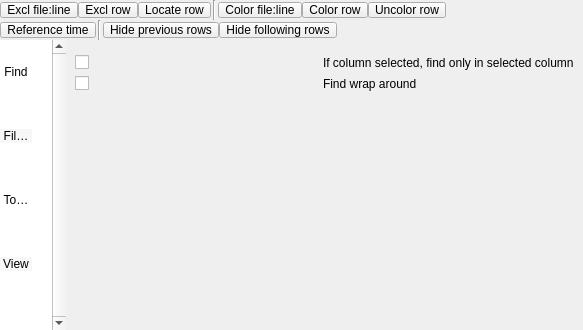
The window that trace_server/settingslog.ui (mojmir-svoboda/DbgToolkit) describes before a commit, drawn with Qt 5.
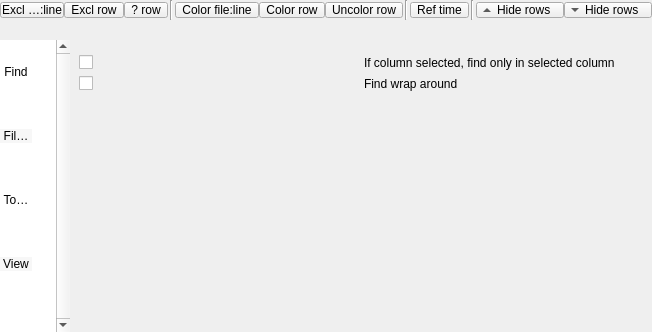
The same window after the commit. Icons and pictures are not drawn. Custom widgets are drawn as their Qt base class.

What changed in the file:
```diff
--- a/trace_server/settingslog.ui
+++ b/trace_server/settingslog.ui
@@ -6,8 +6,8 @@
    <rect>
     <x>0</x>
     <y>0</y>
-    <width>583</width>
-    <height>330</height>
+    <width>615</width>
+    <height>332</height>
    </rect>
   </property>
   <property name="floating">
@@ -85,7 +85,7 @@
          </size>
         </property>
         <property name="text">
-         <string>Locate row</string>
+         <string>? row</string>
         </property>
        </widget>
       </item>
@@ -142,42 +142,6 @@
        </widget>
       </item>
       <item>
-       <spacer name="horizontalSpacer_3">
-        <property name="orientation">
-         <enum>Qt::Horizontal</enum>
-        </property>
-        <property name="sizeHint" stdset="0">
-         <size>
-          <width>40</width>
-          <height>20</height>
-         </size>
-        </property>
-       </spacer>
-      </item>
-     </layout>
-    </item>
-    <item>
-     <layout class="QHBoxLayout" name="horizontalLayout_5">
-      <property name="spacing">
-       <number>0</number>
-      </property>
-      <property name="topMargin">
-       <number>0</number>
-      </property>
-      <item>
-       <widget class="QToolButton" name="setRefTimeButton">
-        <property name="maximumSize">
-         <size>
-          <width>16777215</width>
-          <height>16</height>
-         </size>
-        </property>
-        <property name="text">
-         <string>Reference time</string>
-        </property>
-       </widget>
-      </item>
-      <item>
        <widget class="Line" name="line_2">
         <property name="minimumSize">
          <size>
@@ -190,6 +154,38 @@
         </property>
        </widget>
       </item>
+      <item>
+       <widget class="QToolButton" name="setRefTimeButton">
+        <property name="maximumSize">
+         <size>
+          <width>16777215</width>
+          <height>16</height>
+         </size>
+        </property>
+        <property name="toolTip">
+         <string>&lt;html&gt;&lt;head/&gt;&lt;body&gt;&lt;p&gt;Set/Unset reference time (= 0) to currently selected line&lt;/p&gt;&lt;/body&gt;&lt;/html&gt;</string>
+        </property>
+        <property name="text">
+         <string>Ref time</string>
+        </property>
+        <property name="checkable">
+         <bool>true</bool>
+        </property>
+       </widget>
+      </item>
+      <item>
+       <widget class="Line" name="line_3">
+        <property name="minimumSize">
+         <size>
+          <width>7</width>
+          <height>0</height>
+         </size>
+        </property>
+        <property name="orientation">
+         <enum>Qt::Vertical</enum>
+        </property>
+       </widget>
+      </item>
       <item>
        <widget class="QToolButton" name="hidePrevButton">
         <property name="maximumSize">
@@ -199,7 +195,16 @@
          </size>
         </property>
         <property name="text">
-         <string>Hide previous rows</string>
+         <string>Hide rows</string>
+        </property>
+        <property name="checkable">
+         <bool>true</bool>
+        </property>
+        <property name="toolButtonStyle">
+         <enum>Qt::ToolButtonTextBesideIcon</enum>
+        </property>
+        <property name="arrowType">
+         <enum>Qt::UpArrow</enum>
         </property>
        </widget>
       </item>
@@ -212,10 +217,42 @@
          </size>
         </property>
         <property name="text">
-         <string>Hide following rows</string>
+         <string>Hide rows</string>
+        </property>
+        <property name="checkable">
+         <bool>true</bool>
+        </property>
+        <property name="toolButtonStyle">
+         <enum>Qt::ToolButtonTextBesideIcon</enum>
+        </property>
+        <property name="arrowType">
+         <enum>Qt::DownArrow</enum>
         </property>
        </widget>
       </item>
+      <item>
+       <spacer name="horizontalSpacer_3">
+        <property name="orientation">
+         <enum>Qt::Horizontal</enum>
+        </property>
+        <property name="sizeHint" stdset="0">
+         <size>
+          <width>40</width>
+          <height>20</height>
+         </size>
+        </property>
+       </spacer>
+      </item>
+     </layout>
+    </item>
+    <item>
+     <layout class="QHBoxLayout" name="horizontalLayout_5">
+      <property name="spacing">
+       <number>0</number>
+      </property>
+      <property name="topMargin">
+       <number>0</number>
+      </property>
       <item>
        <spacer name="horizontalSpacer_4">
         <property name="orientation">
@@ -243,7 +280,7 @@
        <widget class="QListWidget" name="iconWidget">
         <property name="minimumSize">
          <size>
-          <width>66</width>
+          <width>70</width>
           <height>0</height>
          </size>
         </property>
```
Left out of the diff: 15 changed lines with no effect on the pictures.
